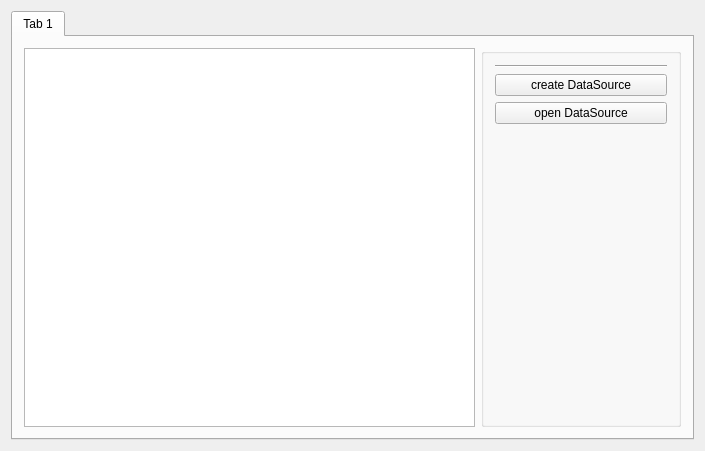
Above: app/model_test/widget.ui from Komzpa/gnm before the change. Below: the same form after it.
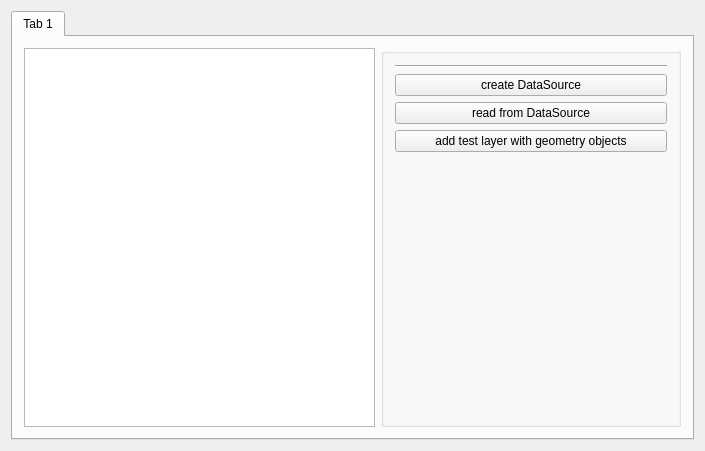
That is the form after the change.

```diff
--- a/app/model_test/widget.ui
+++ b/app/model_test/widget.ui
@@ -44,7 +44,7 @@
          </property>
          <property name="maximumSize">
           <size>
-           <width>200</width>
+           <width>300</width>
            <height>16777215</height>
           </size>
          </property>
@@ -75,7 +75,14 @@
           <item>
            <widget class="QPushButton" name="pushButton">
             <property name="text">
-             <string>open DataSource</string>
+             <string>read from DataSource</string>
+            </property>
+           </widget>
+          </item>
+          <item>
+           <widget class="QPushButton" name="pushButton_2">
+            <property name="text">
+             <string>add test layer with geometry objects</string>
             </property>
            </widget>
           </item>
```
